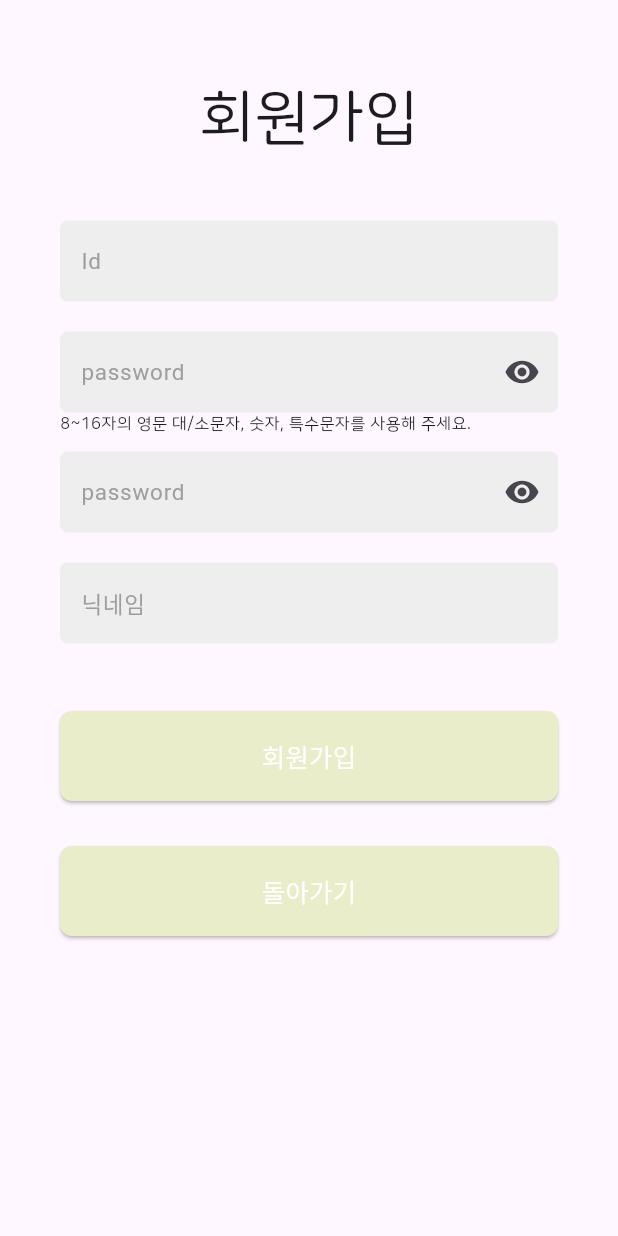
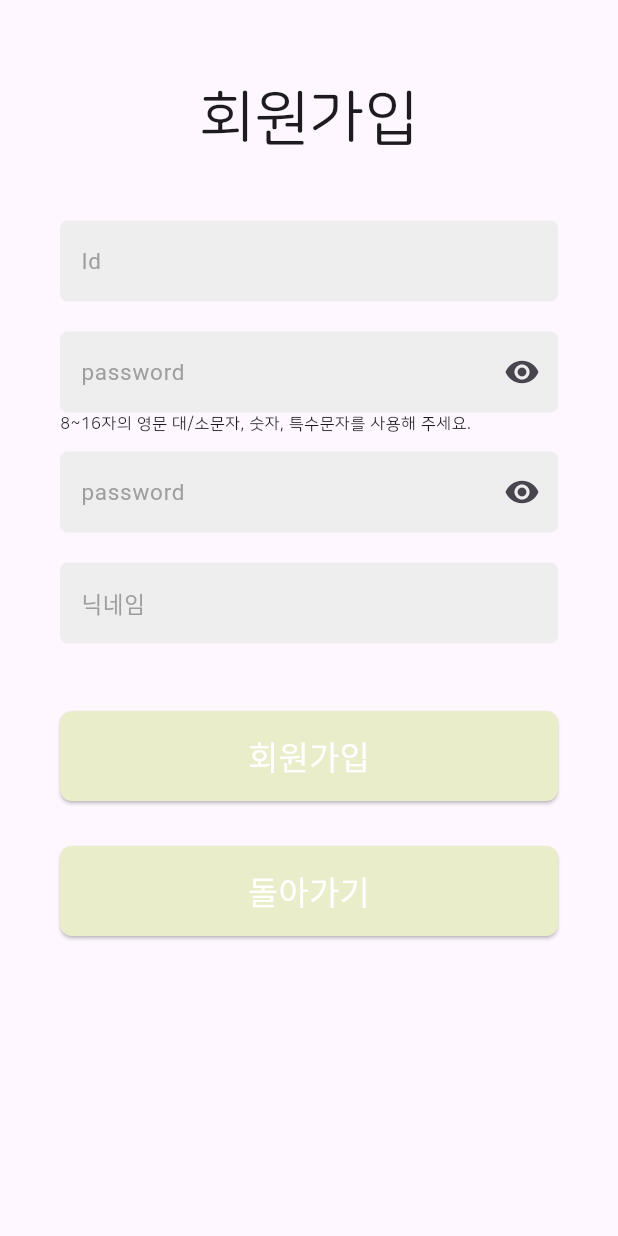
Before and after one commit to Men-Who-Are-Crazy-About-Coffee/Copick, a Flutter app: the Register screen opened by its route, on a phone screen of 412 x 824 dp. Run offline on Flutter 3.47's test engine with Material 3 defaults, Android fonts, the phone set to English and light mode, and no system bars; our stand-ins replace camera, carousel_slider, dio, fl_chart, flutter_dotenv, flutter_image_compress and 3 more; missing offline and left inert: exif, tflite_flutter; accounts and stored records are empty.

Commit message:
feat: dk

```diff
--- a/fe/lib/src/widgets/rounded_button.dart
+++ b/fe/lib/src/widgets/rounded_button.dart
@@ -29,7 +29,7 @@ class _RoundedButtonState extends State<RoundedButton> {
       ),
       child: Text(
         widget.maintext, // 'widget.'를 사용하여 상위 위젯의 변수에 접근
-        style: const TextStyle(color: Colors.white, fontSize: 17),
+        style: const TextStyle(color: Colors.white, fontSize: 22),
       ),
     );
   }
```
Also changed, not shown: fe/pubspec.yaml (+0 -13 lines).
